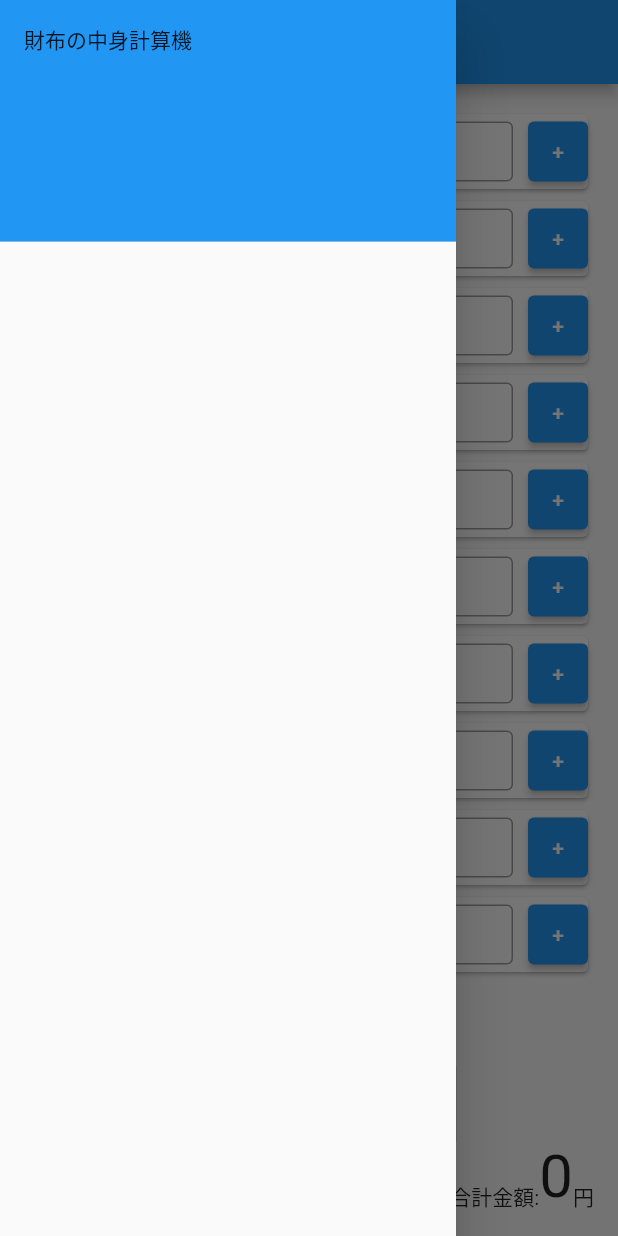
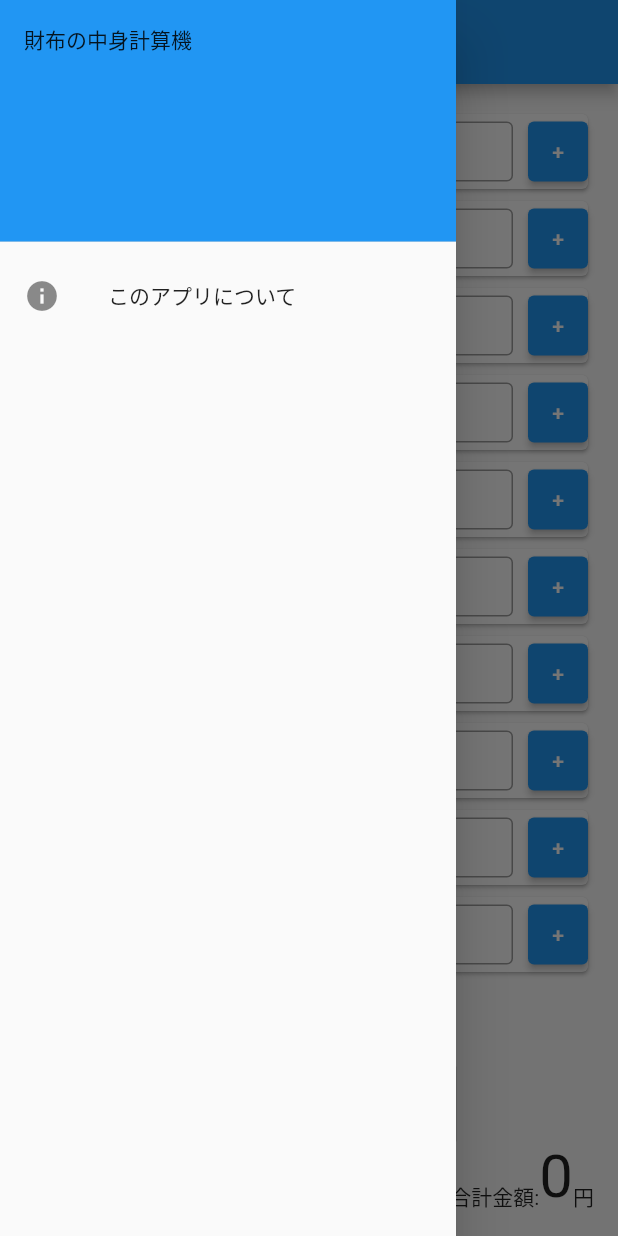
Before and after one commit to yuchan2215/FlutterMoneyCalculator, a Flutter app: the screen it shows after launch, with the side drawer open, on a phone screen of 412 x 824 dp. Run offline on Flutter 3.47's test engine with Material 2 defaults, Android fonts, the phone set to English and light mode, and no system bars.

Commit message:
[add] このアプリについてを作成

```diff
--- a/lib/main.dart
+++ b/lib/main.dart
@@ -93,7 +93,7 @@ class _MyHomePageState extends State<MyHomePage> {
   @override
   Widget build(BuildContext context) {
     return Scaffold(
-      drawer: buildDrawer(),
+      drawer: buildDrawer(context),
       appBar: AppBar(
         title: Text(widget.title),
       ),
@@ -120,16 +120,54 @@ class _MyHomePageState extends State<MyHomePage> {
     );
   }
 
+  ///ライセンス用説明文
+  List<Widget> aboutBox(BuildContext context) {
+    return <Widget>[
+      RichText(
+          text: TextSpan(
+        style: Theme.of(context).textTheme.bodyText1,
+        children: const <TextSpan>[
+          TextSpan(text: "各硬貨の枚数から合計を求める。"),
+        ],
+      ))
+    ];
+  }
+
   ///Drawer
-  Drawer buildDrawer() {
+  Drawer buildDrawer(BuildContext context) {
     return Drawer(
-      child: ListView(children: const [
-        DrawerHeader(
+      child: ListView(children: [
+        const DrawerHeader(
             decoration: BoxDecoration(
               color: Colors.blue,
             ),
             child: Text("財布の中身計算機")),
+        AboutListTile(
+          icon: const Icon(Icons.info),
+          applicationIcon: myAppIcon(),
+          applicationVersion: '1.0.0',
+          applicationName: '財布の中身計算機',
+          applicationLegalese: '\u{a9} 2022 Miyayu',
+          aboutBoxChildren: aboutBox(context),
+          child: const Text("このアプリについて"),
+        )
       ]),
+    );
+  }
+
+  ///About用アイコン
+  Center myAppIcon() {
+    return const Center(
+      child: Padding(
+        padding: EdgeInsets.symmetric(vertical: 8.0),
+        child: SizedBox(
+          width: 32,
+          height: 32,
+          child: Image(
+            image: AssetImage('assets/icon/icon.png'),
+          ),
+        ),
+      ),
     );
   }
 
--- a/pubspec.yaml
+++ b/pubspec.yaml
@@ -59,6 +59,8 @@ dev_dependencies:
 
 # The following section is specific to Flutter packages.
 flutter:
+  assets:
+    - assets/icon/icon.png
 
   # The following line ensures that the Material Icons font is
   # included with your application, so that you can use the icons in
```
